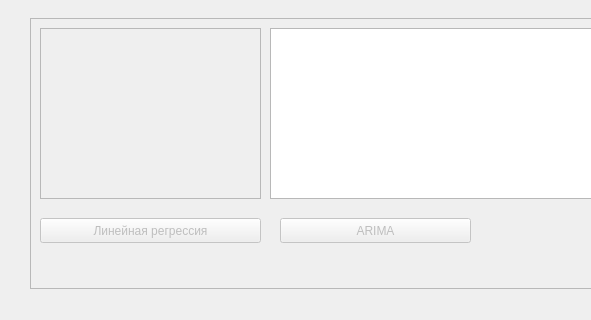
The window that base.ui (lunaplush/crypto) describes before a commit, drawn with Qt 5; both pictures show x 0 to 591 and y 571 to 891 of the 1234 by 891 pixel window.
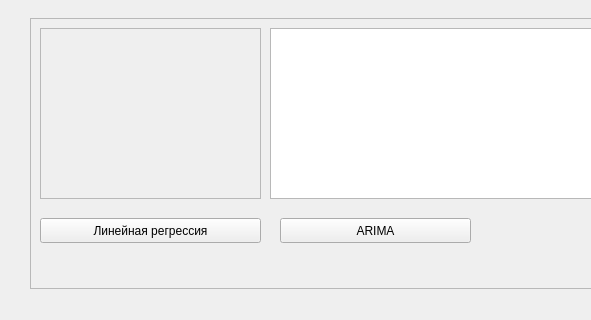
The same window after the commit.

```diff
--- a/base.ui
+++ b/base.ui
@@ -181,7 +181,7 @@
     </property>
     <widget class="QPushButton" name="btnLinReg">
      <property name="enabled">
-      <bool>false</bool>
+      <bool>true</bool>
      </property>
      <property name="geometry">
       <rect>
@@ -197,7 +197,7 @@
     </widget>
     <widget class="QPushButton" name="btnArima">
      <property name="enabled">
-      <bool>false</bool>
+      <bool>true</bool>
      </property>
      <property name="geometry">
       <rect>
```
